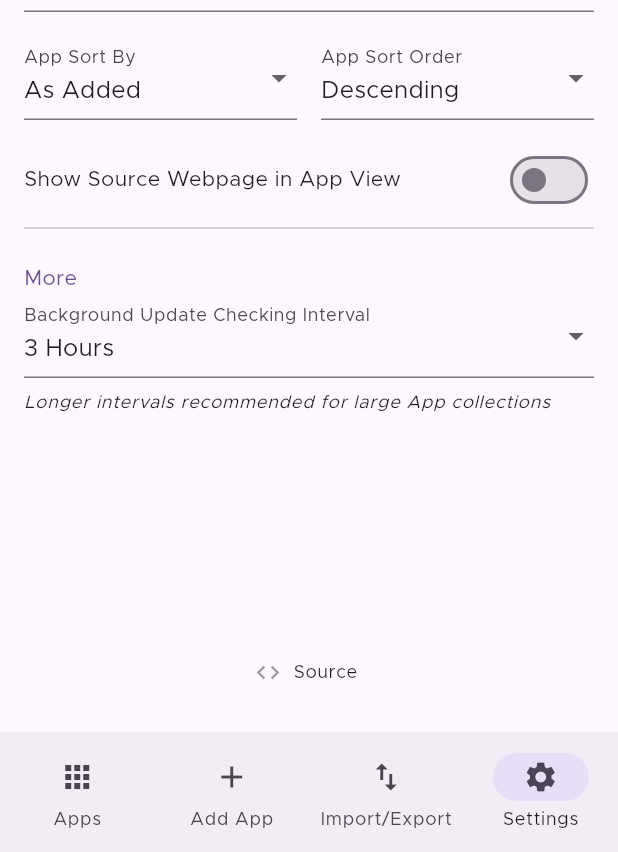
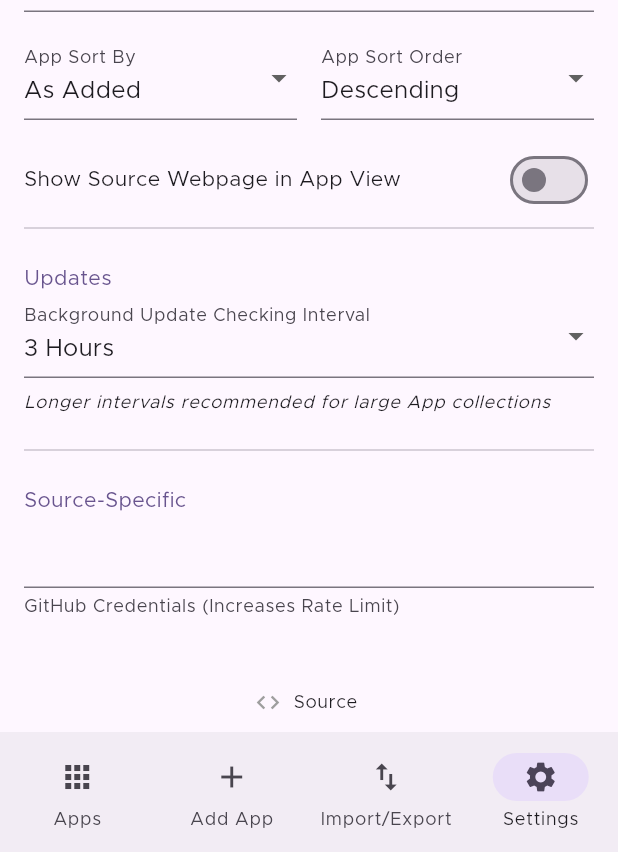
Before and after one commit to ownerroc/ObtainRoc, a Flutter app: the screen it shows after launch, item 4 of the bottom bar chosen, on a phone screen of 412 x 824 dp, the part 384-1236 px from its top. Run offline on Flutter 3.47's test engine with Material 2 defaults, Android fonts, the phone set to English and light mode, and no system bars; drawn by our look-alikes of dynamic_color; our stand-ins replace device_info_plus, file_picker, flutter_local_notifications, fluttertoast, permission_handler, share_plus and 2 more; missing offline and left inert: flutter_fgbg, flutter_install_app, workmanager; statements that could not run were skipped.

Commit message:
Added GitHub PAT support

```diff
--- a/lib/app_sources/fdroid.dart
+++ b/lib/app_sources/fdroid.dart
@@ -60,4 +60,7 @@ class FDroid implements AppSource {
 
   @override
   List<String> additionalDataDefaults = [];
+
+  @override
+  List<GeneratedFormItem> moreSourceSettingsFormItems = [];
 }
--- a/lib/app_sources/github.dart
+++ b/lib/app_sources/github.dart
@@ -2,6 +2,7 @@ import 'dart:convert';
 import 'package:http/http.dart';
 import 'package:obtainium/components/generated_form.dart';
 import 'package:obtainium/custom_errors.dart';
+import 'package:obtainium/providers/settings_provider.dart';
 import 'package:obtainium/providers/source_provider.dart';
 
 class GitHub implements AppSource {
@@ -18,6 +19,14 @@ class GitHub implements AppSource {
     return url.substring(0, match.end);
   }
 
+  Future<String> getCredentialPrefixIfAny() async {
+    SettingsProvider settingsProvider = SettingsProvider();
+    await settingsProvider.initializeSettings();
+    String? creds =
+        settingsProvider.getSettingString(moreSourceSettingsFormItems[0].id);
+    return creds != null && creds.isNotEmpty ? '$creds@' : '';
+  }
+
   @override
   Future<APKDetails> getLatestAPKDetails(
       String standardUrl, List<String> additionalData) async {
@@ -29,7 +38,7 @@ class GitHub implements AppSource {
         ? additionalData[2]
         : null;
     Response res = await get(Uri.parse(
-        'https://api.$host/repos${standardUrl.substring('https://$host'.length)}/releases'));
+        'https://${await getCredentialPrefixIfAny()}api.$host/repos${standardUrl.substring('https://$host'.length)}/releases'));
     if (res.statusCode == 200) {
       var releases = jsonDecode(res.body) as List<dynamic>;
 
@@ -124,4 +133,26 @@ class GitHub implements AppSource {
 
   @override
   List<String> additionalDataDefaults = ['true', 'true', ''];
+
+  @override
+  List<GeneratedFormItem> moreSourceSettingsFormItems = [
+    GeneratedFormItem(
+        label: 'GitHub Credentials (Increases Rate Limit)',
+        id: 'github-creds',
+        required: false,
+        additionalValidators: [
+          (value) {
+            if (value != null && value.trim().isNotEmpty) {
+              if (value
+                      .split(':')
+                      .where((element) => element.trim().isNotEmpty)
+                      .length !=
+                  2) {
+                return 'PAT must be in this format: username:token';
+              }
+            }
+            return null;
+          }
+        ])
+  ];
 }
--- a/lib/app_sources/gitlab.dart
+++ b/lib/app_sources/gitlab.dart
@@ -68,4 +68,7 @@ class GitLab implements AppSource {
 
   @override
   List<String> additionalDataDefaults = [];
+
+  @override
+  List<GeneratedFormItem> moreSourceSettingsFormItems = [];
 }
--- a/lib/app_sources/izzyondroid.dart
+++ b/lib/app_sources/izzyondroid.dart
@@ -62,4 +62,7 @@ class IzzyOnDroid implements AppSource {
 
   @override
   List<String> additionalDataDefaults = [];
+
+  @override
+  List<GeneratedFormItem> moreSourceSettingsFormItems = [];
 }
--- a/lib/app_sources/mullvad.dart
+++ b/lib/app_sources/mullvad.dart
@@ -48,4 +48,7 @@ class Mullvad implements AppSource {
 
   @override
   List<String> additionalDataDefaults = [];
+
+  @override
+  List<GeneratedFormItem> moreSourceSettingsFormItems = [];
 }
--- a/lib/app_sources/signal.dart
+++ b/lib/app_sources/signal.dart
@@ -41,4 +41,7 @@ class Signal implements AppSource {
 
   @override
   List<String> additionalDataDefaults = [];
+
+  @override
+  List<GeneratedFormItem> moreSourceSettingsFormItems = [];
 }
--- a/lib/app_sources/sourceforge.dart
+++ b/lib/app_sources/sourceforge.dart
@@ -65,4 +65,7 @@ class SourceForge implements AppSource {
 
   @override
   List<String> additionalDataDefaults = [];
+
+  @override
+  List<GeneratedFormItem> moreSourceSettingsFormItems = [];
 }
--- a/lib/components/generated_form.dart
+++ b/lib/components/generated_form.dart
@@ -10,13 +10,15 @@ class GeneratedFormItem {
   late bool required;
   late int max;
   late List<String? Function(String? value)> additionalValidators;
+  late String id;
 
   GeneratedFormItem(
       {this.label = 'Input',
       this.type = FormItemType.string,
       this.required = true,
       this.max = 1,
-      this.additionalValidators = const []});
+      this.additionalValidators = const [],
+      this.id = 'input'});
 }
 
 class GeneratedForm extends StatefulWidget {
--- a/lib/main.dart
+++ b/lib/main.dart
@@ -14,7 +14,7 @@ import 'package:dynamic_color/dynamic_color.dart';
 import 'package:device_info_plus/device_info_plus.dart';
 
 const String currentReleaseTag =
-    'v0.4.1-beta'; // KEEP THIS IN SYNC WITH GITHUB RELEASES
+    'v0.5.0-beta'; // KEEP THIS IN SYNC WITH GITHUB RELEASES
 
 const String bgUpdateCheckTaskName = 'bg-update-check';
 
--- a/lib/mass_app_sources/githubstars.dart
+++ b/lib/mass_app_sources/githubstars.dart
@@ -1,6 +1,7 @@
 import 'dart:convert';
 
 import 'package:http/http.dart';
+import 'package:obtainium/app_sources/github.dart';
 import 'package:obtainium/custom_errors.dart';
 import 'package:obtainium/providers/source_provider.dart';
 
@@ -14,7 +15,7 @@ class GitHubStars implements MassAppSource {
   Future<List<String>> getOnePageOfUserStarredUrls(
       String username, int page) async {
     Response res = await get(Uri.parse(
-        'https://api.github.com/users/$username/starred?per_page=100&page=$page'));
+        'https://${await GitHub().getCredentialPrefixIfAny()}api.github.com/users/$username/starred?per_page=100&page=$page'));
     if (res.statusCode == 200) {
       return (jsonDecode(res.body) as List<dynamic>)
           .map((e) => e['html_url'] as String)
--- a/lib/pages/settings.dart
+++ b/lib/pages/settings.dart
@@ -1,6 +1,8 @@
 import 'package:flutter/material.dart';
 import 'package:obtainium/components/custom_app_bar.dart';
+import 'package:obtainium/components/generated_form.dart';
 import 'package:obtainium/providers/settings_provider.dart';
+import 'package:obtainium/providers/source_provider.dart';
 import 'package:provider/provider.dart';
 import 'package:url_launcher/url_launcher_string.dart';
 
@@ -15,6 +17,7 @@ class _SettingsPageState extends State<SettingsPage> {
   @override
   Widget build(BuildContext context) {
     SettingsProvider settingsProvider = context.watch<SettingsProvider>();
+    SourceProvider sourceProvider = SourceProvider();
     if (settingsProvider.prefs == null) {
       settingsProvider.initializeSettings();
     }
@@ -22,8 +25,7 @@ class _SettingsPageState extends State<SettingsPage> {
         backgroundColor: Theme.of(context).colorScheme.surface,
         body: CustomScrollView(slivers: <Widget>[
           const CustomAppBar(title: 'Settings'),
-          SliverFillRemaining(
-              hasScrollBody: true,
+          SliverToBoxAdapter(
               child: Padding(
                   padding: const EdgeInsets.all(16),
                   child: settingsProvider.prefs == null
@@ -160,7 +162,7 @@ class _SettingsPageState extends State<SettingsPage> {
                               height: 16,
                             ),
                             Text(
-                              'More',
+                              'Updates',
                               style: TextStyle(
                                   color: Theme.of(context).colorScheme.primary),
                             ),
@@ -204,15 +206,54 @@ class _SettingsPageState extends State<SettingsPage> {
                                   .merge(const TextStyle(
                                       fontStyle: FontStyle.italic)),
                             ),
-                            const Spacer(),
-                            Row(
-                              mainAxisAlignment: MainAxisAlignment.center,
+                            const Divider(
+                              height: 48,
+                            ),
+                            Text(
+                              'Source-Specific',
+                              style: TextStyle(
+                                  color: Theme.of(context).colorScheme.primary),
+                            ),
+                            ...sourceProvider.sources.map((e) {
+                              if (e.moreSourceSettingsFormItems.isNotEmpty) {
+                                return GeneratedForm(
+                                    items: e.moreSourceSettingsFormItems
+                                        .map((e) => [e])
+                                        .toList(),
+                                    onValueChanges: (values, valid) {
+                                      if (valid) {
+                                        for (var i = 0;
+                                            i < values.length;
+                                            i++) {
+                                          settingsProvider.setSettingString(
+                                              e.moreSourceSettingsFormItems[i]
+                                                  .id,
+                                              values[i]);
+                                        }
+                                      }
+                                    },
+                                    defaultValues:
+                                        e.moreSourceSettingsFormItems.map((e) {
+                                      return settingsProvider
+                                              .getSettingString(e.id) ??
+                                          '';
+                                    }).toList());
+                              } else {
+                                return Container();
+                              }
+                            }),
+                          ],
+                        ))),
+          SliverToBoxAdapter(
+            child: Column(
               children: [
+                const SizedBox(
+                  height: 16,
+                ),
                 TextButton.icon(
                   style: ButtonStyle(
-                                    foregroundColor:
-                                        MaterialStateProperty.resolveWith<
-                                            Color>((Set<MaterialState> states) {
+                    foregroundColor: MaterialStateProperty.resolveWith<Color>(
+                        (Set<MaterialState> states) {
                       return Colors.grey;
                     }),
                   ),
@@ -223,14 +264,15 @@ class _SettingsPageState extends State<SettingsPage> {
                   icon: const Icon(Icons.code),
                   label: Text(
                     'Source',
-                                    style:
-                                        Theme.of(context).textTheme.bodySmall,
+                    style: Theme.of(context).textTheme.bodySmall,
+                  ),
+                ),
+                const SizedBox(
+                  height: 16,
+                ),
+              ],
             ),
           )
-                              ],
-                            ),
-                          ],
-                        )))
         ]));
   }
 }
--- a/lib/providers/settings_provider.dart
+++ b/lib/providers/settings_provider.dart
@@ -122,4 +122,12 @@ class SettingsProvider with ChangeNotifier {
     prefs?.setBool('showAppWebpage', show);
     notifyListeners();
   }
+
+  String? getSettingString(String settingId) {
+    return prefs?.getString(settingId);
+  }
+
+  void setSettingString(String settingId, String value) {
+    prefs?.setString(settingId, value);
+  }
 }
--- a/lib/providers/source_provider.dart
+++ b/lib/providers/source_provider.dart
@@ -135,6 +135,7 @@ abstract class AppSource {
   AppNames getAppNames(String standardUrl);
   late List<List<GeneratedFormItem>> additionalDataFormItems;
   late List<String> additionalDataDefaults;
+  late List<GeneratedFormItem> moreSourceSettingsFormItems;
 }
 
 abstract class MassAppSource {
--- a/pubspec.yaml
+++ b/pubspec.yaml
@@ -17,7 +17,7 @@ publish_to: 'none' # Remove this line if you wish to publish to pub.dev
 # https://developer.apple.com/library/archive/documentation/General/Reference/InfoPlistKeyReference/Articles/CoreFoundationKeys.html
 # In Windows, build-name is used as the major, minor, and patch parts
 # of the product and file versions while build-number is used as the build suffix.
-version: 0.4.1+20 # When changing this, update the tag in main() accordingly
+version: 0.5.0+21 # When changing this, update the tag in main() accordingly
 
 environment:
   sdk: '>=2.19.0-79.0.dev <3.0.0'
```
Lines whose indentation alone changed are shown as unchanged.
